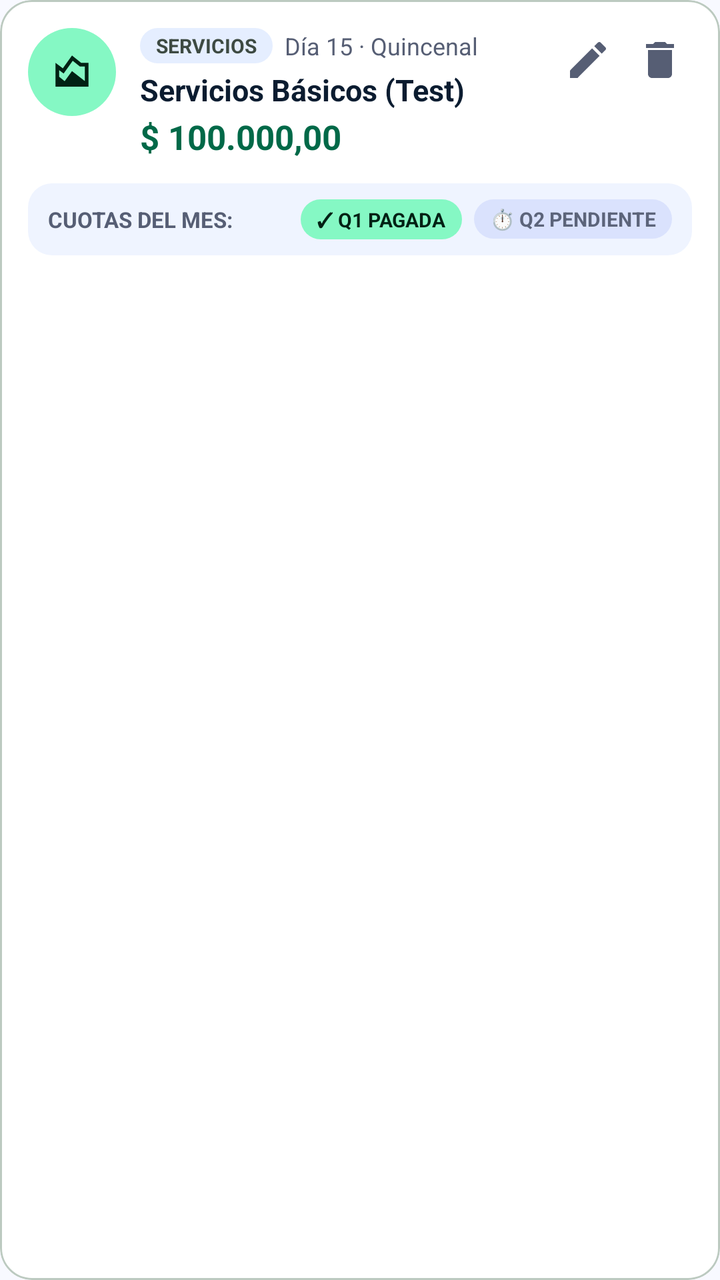
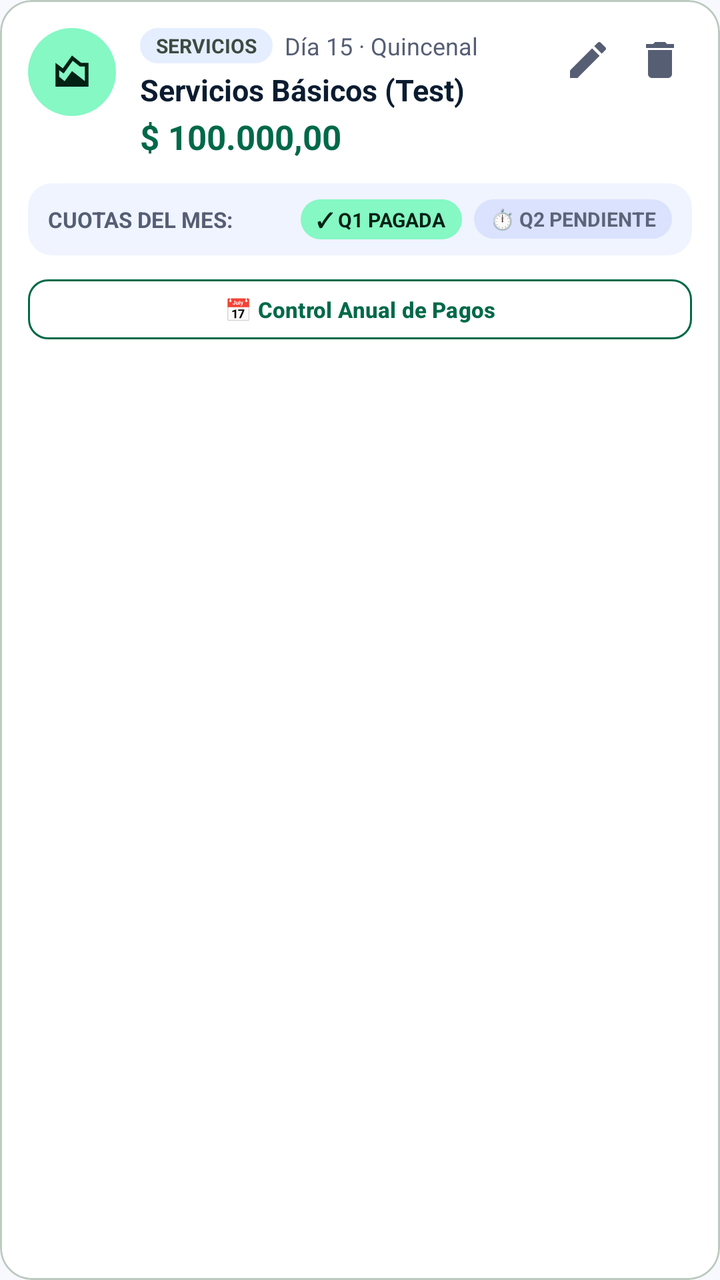

An Android layout rendered at two revisions. The XML below is the earlier revision; the diff shows what the commit changed to produce the second picture.
<!-- AndroidManifest.xml: application theme Theme.MyLittleFinanControl -->
<!-- res/layout/item_gasto_fijo.xml -->
<?xml version="1.0" encoding="utf-8"?>
<com.google.android.material.card.MaterialCardView xmlns:android="http://schemas.android.com/apk/res/android"
    xmlns:app="http://schemas.android.com/apk/res-auto"
    android:layout_width="match_parent"
    android:layout_height="wrap_content"
    android:layout_marginBottom="12dp"
    android:clickable="true"
    android:focusable="true"
    app:cardBackgroundColor="@color/surface_card"
    app:cardCornerRadius="16dp"
    app:cardElevation="0dp"
    app:strokeColor="@color/outline_variant"
    app:strokeWidth="1dp">

    <LinearLayout
        android:layout_width="match_parent"
        android:layout_height="wrap_content"
        android:orientation="vertical"
        android:padding="14dp">

        
        <RelativeLayout
            android:layout_width="match_parent"
            android:layout_height="wrap_content">

            
            <FrameLayout
                android:id="@+id/fl_icono_gf"
                android:layout_width="44dp"
                android:layout_height="44dp"
                android:layout_alignParentStart="true"
                android:layout_alignParentTop="true"
                android:background="@drawable/circle_primary_bg"
                android:backgroundTint="@color/primary_fixed">

                <ImageView
                    android:id="@+id/iv_icono_gf"
                    android:layout_width="22dp"
                    android:layout_height="22dp"
                    android:layout_gravity="center"
                    android:src="@drawable/ic_balance"
                    app:tint="@color/on_primary_fixed" />
            </FrameLayout>

            
            <LinearLayout
                android:id="@+id/ll_acciones"
                android:layout_width="wrap_content"
                android:layout_height="wrap_content"
                android:layout_alignParentEnd="true"
                android:layout_alignParentTop="true"
                android:orientation="horizontal">

                <ImageButton
                    android:id="@+id/iv_editar"
                    android:layout_width="32dp"
                    android:layout_height="32dp"
                    android:background="?attr/selectableItemBackgroundBorderless"
                    android:contentDescription="Editar"
                    android:padding="6dp"
                    android:src="@drawable/ic_edit"
                    app:tint="@color/text_secondary" />

                <ImageButton
                    android:id="@+id/iv_eliminar"
                    android:layout_width="32dp"
                    android:layout_height="32dp"
                    android:layout_marginStart="4dp"
                    android:background="?attr/selectableItemBackgroundBorderless"
                    android:contentDescription="Eliminar"
                    android:padding="6dp"
                    android:src="@drawable/ic_delete"
                    app:tint="@color/text_secondary" />
            </LinearLayout>

            
            <LinearLayout
                android:layout_width="match_parent"
                android:layout_height="wrap_content"
                android:layout_marginStart="12dp"
                android:layout_marginEnd="8dp"
                android:layout_toEndOf="@id/fl_icono_gf"
                android:layout_toStartOf="@id/ll_acciones"
                android:orientation="vertical">

                <LinearLayout
                    android:layout_width="wrap_content"
                    android:layout_height="wrap_content"
                    android:gravity="center_vertical"
                    android:orientation="horizontal">

                    <TextView
                        android:id="@+id/tv_categoria_tag"
                        android:layout_width="wrap_content"
                        android:layout_height="wrap_content"
                        android:background="@drawable/badge_round_pill"
                        android:backgroundTint="@color/surface_container"
                        android:paddingHorizontal="8dp"
                        android:paddingVertical="2dp"
                        android:text="SERVICIOS"
                        android:textColor="@color/text_variant"
                        android:textSize="10sp"
                        android:textStyle="bold" />

                    <TextView
                        android:id="@+id/tv_pago_info"
                        android:layout_width="wrap_content"
                        android:layout_height="wrap_content"
                        android:layout_marginStart="6dp"
                        android:ellipsize="end"
                        android:maxLines="1"
                        android:text="Día 15 · Quincenal"
                        android:textColor="@color/text_secondary"
                        android:textSize="12sp" />
                </LinearLayout>

                <TextView
                    android:id="@+id/tv_concepto"
                    android:layout_width="wrap_content"
                    android:layout_height="wrap_content"
                    android:layout_marginTop="3dp"
                    android:ellipsize="end"
                    android:maxLines="1"
                    android:text="Servicios Básicos (Test)"
                    android:textColor="@color/text_primary"
                    android:textSize="15sp"
                    android:textStyle="bold" />

                <TextView
                    android:id="@+id/tv_monto"
                    android:layout_width="wrap_content"
                    android:layout_height="wrap_content"
                    android:layout_marginTop="2dp"
                    android:text="$ 100.000,00"
                    android:textColor="@color/primary_emerald"
                    android:textSize="17sp"
                    android:textStyle="bold" />
            </LinearLayout>

        </RelativeLayout>

        
        <LinearLayout
            android:id="@+id/ll_status_container"
            android:layout_width="match_parent"
            android:layout_height="wrap_content"
            android:layout_marginTop="12dp"
            android:background="@drawable/rounded_corners_background"
            android:backgroundTint="@color/surface_container_low"
            android:gravity="center_vertical"
            android:orientation="horizontal"
            android:paddingHorizontal="10dp"
            android:paddingVertical="8dp">

            <TextView
                android:id="@+id/tv_status_label"
                android:layout_width="0dp"
                android:layout_height="wrap_content"
                android:layout_weight="1"
                android:text="CUOTAS DEL MES:"
                android:textColor="@color/text_secondary"
                android:textSize="11sp"
                android:textStyle="bold" />

            
            <LinearLayout
                android:id="@+id/ll_quincenas"
                android:layout_width="wrap_content"
                android:layout_height="wrap_content"
                android:gravity="center_vertical"
                android:orientation="horizontal">

                <TextView
                    android:id="@+id/tv_estado_q1"
                    android:layout_width="wrap_content"
                    android:layout_height="wrap_content"
                    android:background="@drawable/badge_round_pill"
                    android:backgroundTint="@color/primary_fixed"
                    android:paddingHorizontal="8dp"
                    android:paddingVertical="3dp"
                    android:text="✓ Q1 PAGADA"
                    android:textColor="@color/on_primary_fixed"
                    android:textSize="10sp"
                    android:textStyle="bold" />

                <TextView
                    android:id="@+id/tv_estado_q2"
                    android:layout_width="wrap_content"
                    android:layout_height="wrap_content"
                    android:layout_marginStart="6dp"
                    android:background="@drawable/badge_round_pill"
                    android:backgroundTint="@color/secondary_container"
                    android:paddingHorizontal="8dp"
                    android:paddingVertical="3dp"
                    android:text="⏱️ Q2 PENDIENTE"
                    android:textColor="@color/on_secondary_container"
                    android:textSize="10sp"
                    android:textStyle="bold" />
            </LinearLayout>

            
            <TextView
                android:id="@+id/tv_estado_mensual"
                android:layout_width="wrap_content"
                android:layout_height="wrap_content"
                android:background="@drawable/badge_round_pill"
                android:backgroundTint="@color/surface_container_high"
                android:paddingHorizontal="10dp"
                android:paddingVertical="3dp"
                android:text="⏱️ PENDIENTE"
                android:textColor="@color/text_primary"
                android:textSize="10sp"
                android:textStyle="bold"
                android:visibility="gone" />

        </LinearLayout>
    </LinearLayout>
</com.google.android.material.card.MaterialCardView>
<!-- resources referenced by this layout -->
<resources>
  <color name="on_primary_fixed">#002114</color>
  <color name="on_secondary_container">#5C647A</color>
  <color name="outline_variant">#BCCAC0</color>
  <color name="primary_emerald">#006948</color>
  <color name="primary_fixed">#85F8C4</color>
  <color name="secondary_container">#DAE2FD</color>
  <color name="surface_card">#FFFFFF</color>
  <color name="surface_container">#E5EEFF</color>
  <color name="surface_container_high">#DCE9FF</color>
  <color name="surface_container_low">#EFF4FF</color>
  <color name="text_primary">#0B1C30</color>
  <color name="text_secondary">#565E74</color>
  <color name="text_variant">#3D4A42</color>
  <!-- drawable badge_round_pill (drawable) -->
  <?xml version="1.0" encoding="utf-8"?>
  <shape xmlns:android="http://schemas.android.com/apk/res/android"
      android:shape="rectangle">
      <solid android:color="@color/primary_fixed" />
      <corners android:radius="999dp" />
  </shape>
  <!-- drawable circle_primary_bg (drawable) -->
  <?xml version="1.0" encoding="utf-8"?>
  <shape xmlns:android="http://schemas.android.com/apk/res/android"
      android:shape="oval">
      <solid android:color="?attr/colorPrimary" />
  </shape>
  <!-- drawable ic_balance (drawable) -->
  <vector xmlns:android="http://schemas.android.com/apk/res/android" android:height="24dp" android:tint="#000000" android:viewportHeight="960" android:viewportWidth="960" android:width="24dp">
        
      <path android:fillColor="@android:color/white" android:pathData="M120,800L120,280L280,400L480,120L680,280L840,280L840,800L120,800ZM320,680L480,460L760,678L760,360L652,360L496,235L298,513L200,440L200,584L320,680Z"/>
      
  </vector>
  <!-- drawable ic_delete (drawable) -->
  <vector xmlns:android="http://schemas.android.com/apk/res/android" android:autoMirrored="true" android:height="24dp" android:tint="?attr/colorError" android:viewportHeight="24" android:viewportWidth="24" android:width="24dp">
        
      <path android:fillColor="?attr/colorError" android:pathData="M6,19c0,1.1 0.9,2 2,2h8c1.1,0 2,-0.9 2,-2V7H6v12zM19,4h-3.5l-1,-1h-5l-1,1H5v2h14V4z"/>
      
  </vector>
  <!-- drawable ic_edit (drawable) -->
  <vector xmlns:android="http://schemas.android.com/apk/res/android" android:autoMirrored="true" android:height="24dp" android:tint="?attr/colorPrimary" android:viewportHeight="24" android:viewportWidth="24" android:width="24dp">
        
      <path android:fillColor="?attr/colorPrimary" android:pathData="M3,17.25V21h3.75L17.81,9.94l-3.75,-3.75L3,17.25zM20.71,7.04c0.39,-0.39 0.39,-1.02 0,-1.41l-2.34,-2.34c-0.39,-0.39 -1.02,-0.39 -1.41,0l-1.83,1.83 3.75,3.75 1.83,-1.83z"/>
      
  </vector>
  <!-- drawable rounded_corners_background (drawable) -->
  <?xml version="1.0" encoding="utf-8"?>
  <shape xmlns:android="http://schemas.android.com/apk/res/android"
      android:shape="rectangle">
      <solid android:color="@color/surface_container_low"/>
      <corners android:radius="12dp" />
  </shape>
  <style name="Theme.MyLittleFinanControl" parent="Base.Theme.MyLittleFinanControl" />
  <color name="income_green_bg">#85F8C4</color>
  <color name="badge_paid_text">#002114</color>
  <color name="border_subtle">#BCCAC0</color>
  <color name="surface_bg">#F8F9FF</color>
  <color name="surface_variant">#D3E4FE</color>
  <color name="expense_red">#BA1A1A</color>
  <color name="expense_red_bg">#FFDAD6</color>
  <color name="on_expense_red">#93000A</color>
  <color name="surface_container_highest">#D3E4FE</color>
  <!-- unchanged entries left out for length: 1 -->
</resources>

<!-- the commit's change to res/layout/item_gasto_fijo.xml (unified diff, before → after) -->
@@ -214,5 +214,19 @@
                 android:visibility="gone" />
 
         </LinearLayout>
+
+        
+        <com.google.android.material.button.MaterialButton
+            android:id="@+id/btn_control_anual"
+            style="@style/Widget.Material3.Button.OutlinedButton"
+            android:layout_width="match_parent"
+            android:layout_height="38dp"
+            android:layout_marginTop="8dp"
+            android:text="📅 Control Anual de Pagos"
+            android:textColor="@color/primary_emerald"
+            android:textSize="11sp"
+            android:textStyle="bold"
+            app:cornerRadius="10dp"
+            app:strokeColor="@color/primary_emerald" />
     </LinearLayout>
 </com.google.android.material.card.MaterialCardView>
